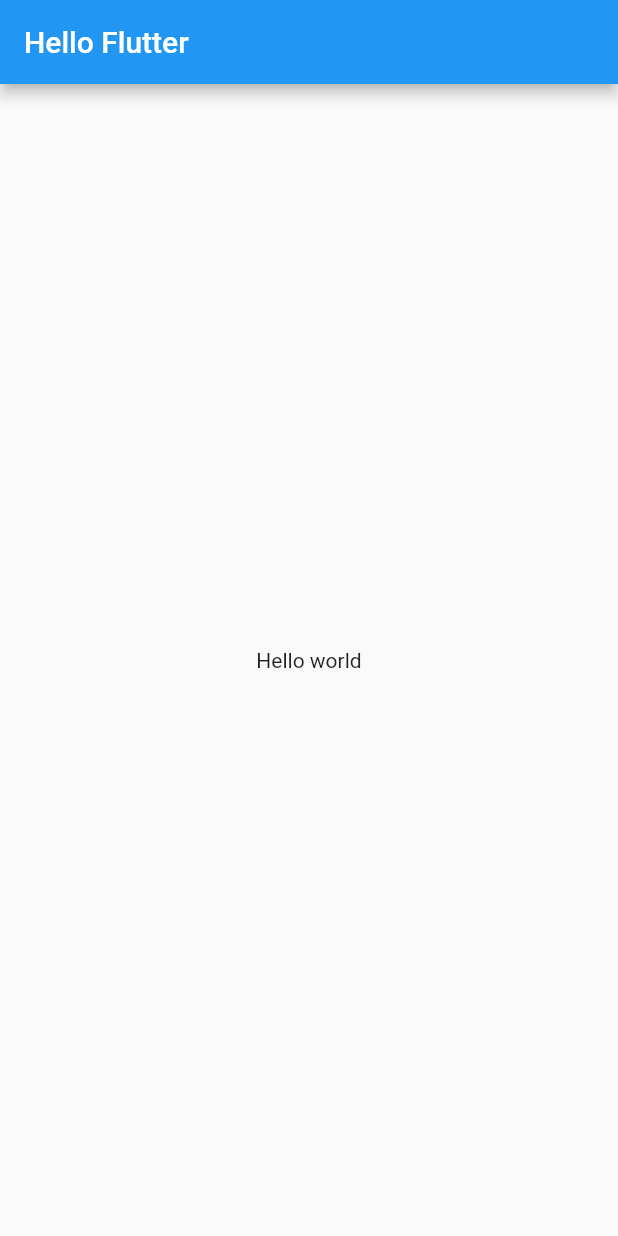
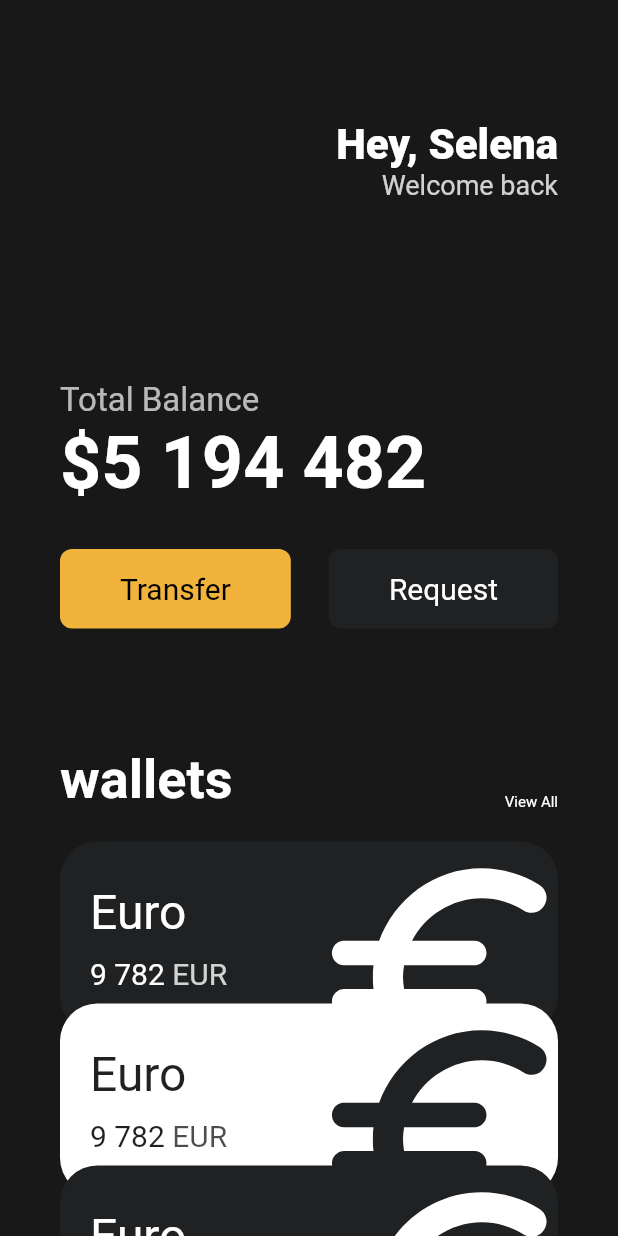
Before and after one commit to kwakky1/kwaktoon, a Flutter app: the screen it shows after launch, on a phone screen of 412 x 824 dp. Run offline on Flutter 3.47's test engine with Material 2 defaults, Android fonts, the phone set to English and light mode, and no system bars.

Commit message:
make UI with flutter

```diff
--- a/lib/main.dart
+++ b/lib/main.dart
@@ -1,7 +1,15 @@
-import 'package:flutter/cupertino.dart';
 import 'package:flutter/material.dart';
+import 'package:kwaktoon/widgets/button.dart';
+import 'package:kwaktoon/widgets/currency_card.dart';
+
+class Player {
+  String name;
+
+  Player({required this.name});
+}
 
 void main() {
+  var andy = Player(name: 'andy');
   runApp(App());
 }
 
@@ -10,8 +18,136 @@
   Widget build(BuildContext context) {
     return MaterialApp(
       home: Scaffold(
-        appBar: AppBar(title: Text('Hello Flutter')),
-        body: Center(child: Text('Hello world')),
+        backgroundColor: const Color(0xFF181818),
+        body: SingleChildScrollView(
+          child: Padding(
+            padding: const EdgeInsets.symmetric(
+              horizontal: 40,
+            ),
+            child: Column(
+              crossAxisAlignment: CrossAxisAlignment.start,
+              children: [
+                const SizedBox(
+                  height: 80,
+                ),
+                Row(
+                  mainAxisAlignment: MainAxisAlignment.end,
+                  children: [
+                    Column(
+                      crossAxisAlignment: CrossAxisAlignment.end,
+                      children: const [
+                        Text(
+                          'Hey, Selena',
+                          style: TextStyle(
+                            color: Colors.white,
+                            fontSize: 28,
+                            fontWeight: FontWeight.w800,
+                          ),
+                        ),
+                        Text(
+                          'Welcome back',
+                          style: TextStyle(
+                            color: Color.fromRGBO(255, 255, 255, 0.8),
+                            fontSize: 18,
+                          ),
+                        ),
+                      ],
+                    )
+                  ],
+                ),
+                const SizedBox(
+                  height: 120,
+                ),
+                const Text(
+                  'Total Balance',
+                  style: TextStyle(
+                    color: Color.fromRGBO(225, 225, 225, 0.8),
+                    fontSize: 22,
+                  ),
+                ),
+                const Text(
+                  '\$5 194 482',
+                  style: TextStyle(
+                    fontSize: 48,
+                    fontWeight: FontWeight.w600,
+                    color: Colors.white,
+                  ),
+                ),
+                const SizedBox(
+                  height: 30,
+                ),
+                Row(
+                  mainAxisAlignment: MainAxisAlignment.spaceBetween,
+                  children: const [
+                    Button(
+                        text: 'Transfer',
+                        bgColor: Color(0xFFF1B33B),
+                        textColor: Colors.black),
+                    Button(
+                        text: 'Request',
+                        bgColor: Color(0xFF1F2123),
+                        textColor: Colors.white),
+                  ],
+                ),
+                const SizedBox(
+                  height: 80,
+                ),
+                Row(
+                  crossAxisAlignment: CrossAxisAlignment.end,
+                  mainAxisAlignment: MainAxisAlignment.spaceBetween,
+                  children: const [
+                    Text(
+                      'wallets',
+                      style: TextStyle(
+                        color: Colors.white,
+                        fontSize: 36,
+                        fontWeight: FontWeight.w600,
+                      ),
+                    ),
+                    Text(
+                      'View All',
+                      style: TextStyle(
+                        color: Colors.white,
+                        fontSize: 10,
+                        fontWeight: FontWeight.w400,
+                      ),
+                    ),
+                  ],
+                ),
+                const SizedBox(
+                  height: 20,
+                ),
+                const CurrencyCard(
+                  name: 'Euro',
+                  code: 'EUR',
+                  amount: '9 782',
+                  icon: Icons.euro_rounded,
+                  isInverted: false,
+                ),
+                Transform.translate(
+                  offset: const Offset(0, -20),
+                  child: const CurrencyCard(
+                    name: 'Euro',
+                    code: 'EUR',
+                    amount: '9 782',
+                    icon: Icons.euro_rounded,
+                    isInverted: true,
+                  ),
+                ),
+                Transform.translate(
+                  offset: const Offset(0, -40),
+                  child: const CurrencyCard(
+                    name: 'Euro',
+                    code: 'EUR',
+                    amount: '9 782',
+                    icon: Icons.euro_rounded,
+                    isInverted: false,
+                  ),
+                )
+              ],
+            ),
+          ),
+        ),
       ),
     );
   }
--- /dev/null
+++ b/lib/widgets/button.dart
@@ -0,0 +1,36 @@
+import 'package:flutter/material.dart';
+
+class Button extends StatelessWidget {
+  final String text;
+  final Color bgColor;
+  final Color textColor;
+
+  const Button(
+      {super.key,
+      required this.text,
+      required this.bgColor,
+      required this.textColor});
+
+  @override
+  Widget build(BuildContext context) {
+    return Container(
+      decoration: BoxDecoration(
+        color: bgColor,
+        borderRadius: BorderRadius.circular(8),
+      ),
+      child: Padding(
+        padding: const EdgeInsets.symmetric(
+          vertical: 15,
+          horizontal: 40,
+        ),
+        child: Text(
+          text,
+          style: TextStyle(
+            color: textColor,
+            fontSize: 20,
+          ),
+        ),
+      ),
+    );
+  }
+}
--- /dev/null
+++ b/lib/widgets/currency_card.dart
@@ -0,0 +1,88 @@
+import 'package:flutter/material.dart';
+
+class CurrencyCard extends StatelessWidget {
+  final String name, code, amount;
+  final IconData icon;
+  final bool isInverted;
+
+  final blackColor = const Color(0xFF1F2123);
+
+  const CurrencyCard(
+      {super.key,
+      required this.name,
+      required this.code,
+      required this.amount,
+      required this.icon,
+      required this.isInverted});
+
+  @override
+  Widget build(BuildContext context) {
+    return Container(
+      clipBehavior: Clip.hardEdge,
+      decoration: BoxDecoration(
+        color: isInverted ? Colors.white : blackColor,
+        borderRadius: BorderRadius.circular(25),
+      ),
+      child: Padding(
+        padding: const EdgeInsets.symmetric(
+          vertical: 20,
+          horizontal: 20,
+        ),
+        child: Row(
+          mainAxisAlignment: MainAxisAlignment.spaceBetween,
+          children: [
+            Column(
+              crossAxisAlignment: CrossAxisAlignment.start,
+              children: [
+                Text(
+                  name,
+                  style: TextStyle(
+                    color: isInverted ? blackColor : Colors.white,
+                    fontSize: 32,
+                  ),
+                ),
+                const SizedBox(
+                  height: 10,
+                ),
+                Row(
+                  children: [
+                    Text(
+                      amount,
+                      style: TextStyle(
+                        color: isInverted ? blackColor : Colors.white,
+                        fontSize: 20,
+                      ),
+                    ),
+                    const SizedBox(
+                      width: 5,
+                    ),
+                    Text(
+                      code,
+                      style: TextStyle(
+                        color: isInverted
+                            ? blackColor.withOpacity(0.8)
+                            : Colors.white.withOpacity(0.8),
+                        fontSize: 20,
+                      ),
+                    ),
+                  ],
+                )
+              ],
+            ),
+            Transform.scale(
+              scale: 2.2,
+              child: Transform.translate(
+                offset: const Offset(-5, 12),
+                child: Icon(
+                  icon,
+                  color: isInverted ? blackColor : Colors.white,
+                  size: 88,
+                ),
+              ),
+            ),
+          ],
+        ),
+      ),
+    );
+  }
+}
```
